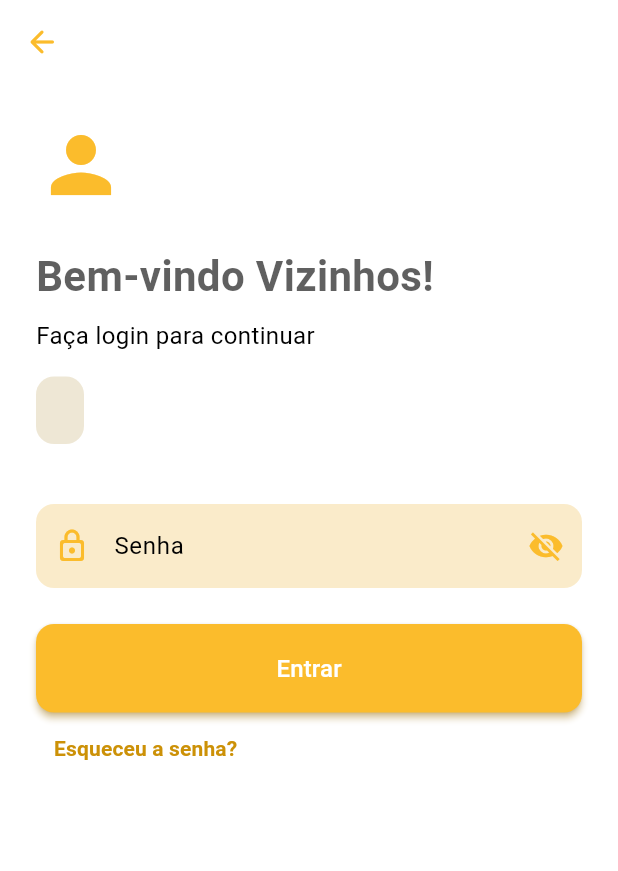
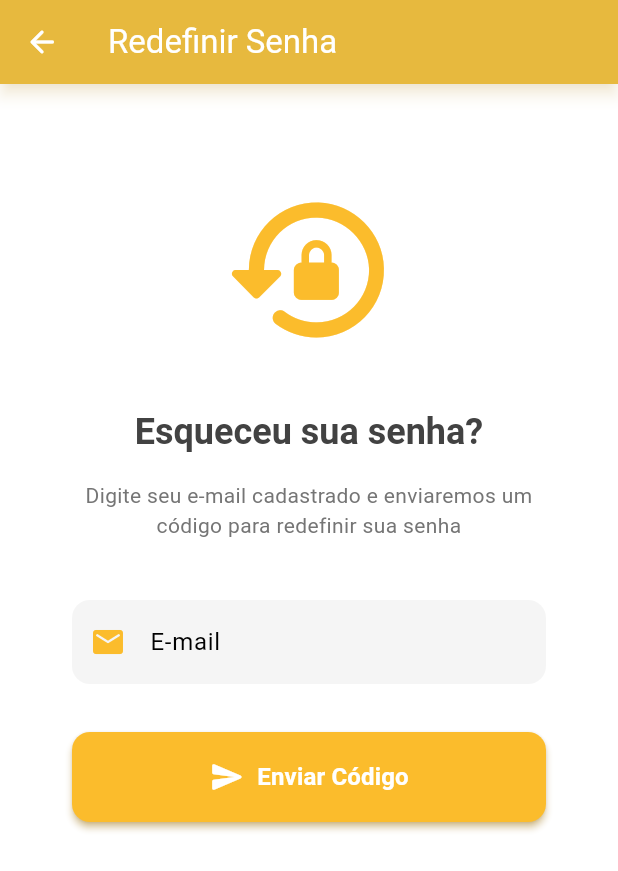
Before and after one commit to LucasMel00/vizinhos_app, a Flutter app: the LoginEmailScreen screen opened directly with empty values, after a tap on "Esqueceu a senha?", on a phone screen of 412 x 824 dp. Shown: the top 871 px of the screen. Run offline on Flutter 3.47's test engine with Material 3 defaults, Android fonts, the phone set to English and light mode, and no system bars; our stand-ins replace file_picker, flutter_masked_text2, flutter_secure_storage, geocoding, google_maps_flutter, image_picker and 3 more; accounts and stored records are empty.

Commit message:
password_recovery

```diff
--- a/lib/main.dart
+++ b/lib/main.dart
@@ -36,7 +36,6 @@ class MyApp extends StatelessWidget {
         primaryColor: const Color(0xFFFbbc2c),
         scaffoldBackgroundColor: Colors.white,
         visualDensity: VisualDensity.adaptivePlatformDensity,
-        // Opcional: Definir a cor de destaque para combinar com a primária
         colorScheme: ColorScheme.fromSwatch().copyWith(
           secondary: const Color(0xFFFbbc2c), // Cor de acento
         ),
--- /dev/null
+++ b/lib/screens/login/code_password_page.dart
@@ -0,0 +1,212 @@
+import 'dart:convert';
+import 'package:flutter/material.dart';
+import 'package:http/http.dart' as http;
+import 'package:vizinhos_app/screens/login/reset_password_page.dart';
+
+class ForgotPasswordPage extends StatefulWidget {
+  final String userEmail;
+  const ForgotPasswordPage({super.key, required this.userEmail});
+
+  @override
+  State<ForgotPasswordPage> createState() => _ForgotPasswordPageState();
+}
+
+class _ForgotPasswordPageState extends State<ForgotPasswordPage> {
+  final TextEditingController _emailController = TextEditingController();
+  bool _loading = false;
+  String? _message;
+
+  @override
+  void initState() {
+    super.initState();
+    _emailController.text = widget.userEmail;
+  }
+
+  Future<void> _requestPasswordReset() async {
+    final email = _emailController.text.trim();
+
+    if (email.isEmpty) {
+      setState(() => _message = 'Por favor, preencha o e-mail.');
+      return;
+    }
+
+    setState(() {
+      _loading = true;
+      _message = null;
+    });
+
+    final url = Uri.parse(
+      'https://gav0yq3rk7.execute-api.us-east-2.amazonaws.com/RequestPasswordChange',
+    );
+
+    try {
+      final response = await http.post(
+        url,
+        headers: {'Content-Type': 'application/json'},
+        body: jsonEncode({"email": email}),
+      );
+
+      if (response.statusCode == 200) {
+        Navigator.push(
+          context,
+          MaterialPageRoute(
+            builder: (context) => ResetCodePage(email: email),
+          ),
+        );
+      } else {
+        final responseBody = jsonDecode(response.body);
+        setState(() => _message = 'Erro: ${responseBody['message']}');
+      }
+    } catch (e) {
+      setState(() => _message = 'Erro de conexão: $e');
+    } finally {
+      setState(() => _loading = false);
+    }
+  }
+
+  @override
+  Widget build(BuildContext context) {
+    final theme = Theme.of(context);
+
+    return Scaffold(
+      appBar: AppBar(
+        title: const Text('Redefinir Senha'),
+        backgroundColor: theme.primaryColor,
+        foregroundColor: Colors.white,
+        elevation: 4,
+        shadowColor: theme.primaryColor.withOpacity(0.3),
+        leading: IconButton(
+          icon: const Icon(Icons.arrow_back_rounded),
+          onPressed: () => Navigator.pop(context),
+        ),
+      ),
+      body: SingleChildScrollView(
+        padding: const EdgeInsets.all(24),
+        child: Column(
+          crossAxisAlignment: CrossAxisAlignment.stretch,
+          children: [
+            const SizedBox(height: 40),
+            Icon(Icons.lock_reset_rounded,
+                size: 120, color: theme.primaryColor),
+            const SizedBox(height: 32),
+            Text(
+              'Esqueceu sua senha?',
+              style: theme.textTheme.headlineSmall?.copyWith(
+                fontWeight: FontWeight.w700,
+                color: Colors.grey[800],
+              ),
+              textAlign: TextAlign.center,
+            ),
+            const SizedBox(height: 16),
+            Padding(
+              padding: const EdgeInsets.symmetric(horizontal: 24.0),
+              child: Text(
+                'Digite seu e-mail cadastrado e enviaremos um código para redefinir sua senha',
+                style: theme.textTheme.bodyMedium?.copyWith(
+                  color: Colors.grey[600],
+                ),
+                textAlign: TextAlign.center,
+              ),
+            ),
+            const SizedBox(height: 40),
+            Container(
+              margin: const EdgeInsets.symmetric(horizontal: 24),
+              child: TextFormField(
+                controller: _emailController,
+                keyboardType: TextInputType.emailAddress,
+                decoration: InputDecoration(
+                  labelText: 'E-mail',
+                  prefixIcon:
+                      Icon(Icons.email_rounded, color: theme.primaryColor),
+                  border: OutlineInputBorder(
+                    borderRadius: BorderRadius.circular(12),
+                    borderSide: BorderSide.none,
+                  ),
+                  filled: true,
+                  fillColor: Colors.grey[100],
+                  contentPadding:
+                      const EdgeInsets.symmetric(vertical: 16, horizontal: 20),
+                ),
+              ),
+            ),
+            const SizedBox(height: 32),
+            Padding(
+              padding: const EdgeInsets.symmetric(horizontal: 24),
+              child: ElevatedButton.icon(
+                onPressed: _loading ? null : _requestPasswordReset,
+                style: ElevatedButton.styleFrom(
+                  backgroundColor: theme.primaryColor,
+                  foregroundColor: Colors.white,
+                  padding: const EdgeInsets.symmetric(vertical: 18),
+                  shape: RoundedRectangleBorder(
+                    borderRadius: BorderRadius.circular(12),
+                  ),
+                  elevation: 2,
+                  shadowColor: theme.primaryColor,
+                ),
+                icon: _loading
+                    ? const SizedBox(
+                        width: 24,
+                        height: 24,
+                        child: CircularProgressIndicator(
+                          strokeWidth: 2,
+                          color: Colors.white,
+                        ),
+                      )
+                    : const Icon(Icons.send_rounded, size: 24),
+                label: Text(
+                  _loading ? 'Enviando...' : 'Enviar Código',
+                  style: const TextStyle(
+                    fontSize: 16,
+                    fontWeight: FontWeight.w600,
+                  ),
+                ),
+              ),
+            ),
+            const SizedBox(height: 24),
+            if (_message != null)
+              Container(
+                margin: const EdgeInsets.symmetric(horizontal: 24),
+                padding: const EdgeInsets.all(16),
+                decoration: BoxDecoration(
+                  color: _message!.toLowerCase().contains('erro')
+                      ? Colors.red[50]
+                      : Colors.green[50],
+                  borderRadius: BorderRadius.circular(12),
+                  border: Border.all(
+                    color: _message!.toLowerCase().contains('erro')
+                        ? Colors.red[100]!
+                        : Colors.green[100]!,
+                  ),
+                ),
+                child: Row(
+                  children: [
+                    Icon(
+                      _message!.toLowerCase().contains('erro')
+                          ? Icons.error_outline_rounded
+                          : Icons.check_circle_rounded,
+                      color: _message!.toLowerCase().contains('erro')
+                          ? Colors.red[800]
+                          : Colors.green[800],
+                    ),
+                    const SizedBox(width: 12),
+                    Expanded(
+                      child: Text(
+                        _message!,
+                        style: TextStyle(
+                          color: _message!.toLowerCase().contains('erro')
+                              ? Colors.red[800]
+                              : Colors.green[800],
+                          fontWeight: FontWeight.w500,
+                        ),
+                      ),
+                    ),
+                  ],
+                ),
+              ),
+          ],
+        ),
+      ),
+    );
+  }
+}
--- a/lib/screens/login/login_email_screen.dart
+++ b/lib/screens/login/login_email_screen.dart
@@ -6,6 +6,8 @@ import 'package:flutter_secure_storage/flutter_secure_storage.dart';
 import 'package:provider/provider.dart';
 import 'package:vizinhos_app/screens/User/home_page_user.dart';
 import 'package:vizinhos_app/screens/login/email_screen.dart';
+import 'package:vizinhos_app/screens/login/code_password_page.dart';
+import 'package:vizinhos_app/screens/login/reset_password_page.dart';
 import 'package:vizinhos_app/services/auth_provider.dart';
 
 class LoginEmailScreen extends StatefulWidget {
@@ -295,9 +297,16 @@ class _LoginEmailScreenState extends State<LoginEmailScreen> {
 
   Widget _buildForgotPassword() {
     return TextButton(
-      onPressed: () {
-        // Implementar recuperação de senha
-      },
+      onPressed: _isLoading
+          ? null
+          : () {
+              Navigator.push(
+                context,
+                MaterialPageRoute(
+                  builder: (context) => const ForgotPasswordPage(userEmail: ''),
+                ),
+              );
+            },
       child: Text(
         'Esqueceu a senha?',
         style: TextStyle(
--- a/lib/services/app_theme.dart
+++ b/lib/services/app_theme.dart
@@ -6,7 +6,7 @@ class AppTheme {
   // Cores primárias
   static const Color primaryColor = Color(0xFFFbbc2c);
   static const Color primaryLightColor = Color(0xFFFDD78C);
-  static const Color primaryDarkColor = Color(0xFFE5A718);
+  static const Color primaryDarkcColor = Color(0xFFE5A718);
 
   // Cores secundárias
   static const Color accentColor = Color(0xFF5F4A14);
@@ -21,7 +21,7 @@ class AppTheme {
   // Cores de estado
   static const Color successColor = Color(0xFF4CAF50);
   static const Color errorColor = Color(0xFFE53935);
-  static const Color infoColor = Color(0xFF2196F3);
+  static const Color infoColor = Color.fromARGB(255, 230, 202, 20);
 
   // Estilos de texto
   static const TextStyle headingStyle = TextStyle(
```
Also changed, not shown: lib/screens/login/reset_password_page.dart (added, +241 -0 lines), lib/screens/vendor/vendor_account_page.dart (+2 -9 lines), lib/screens/login/password_recovery.dart (deleted).
